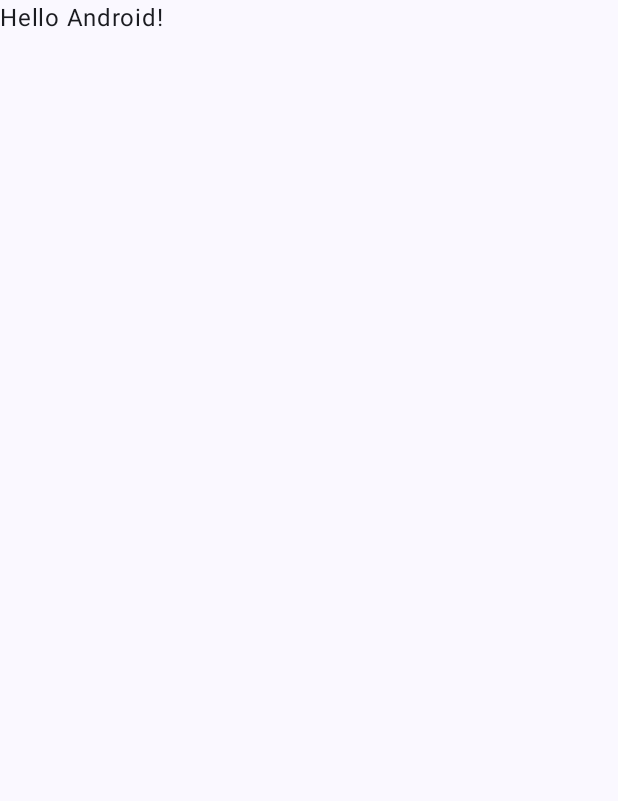
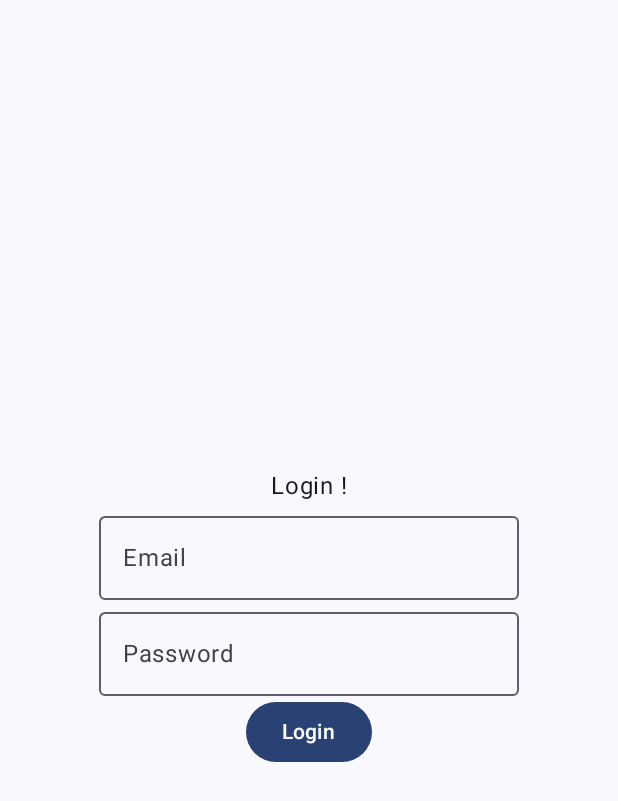
Before and after one commit to arthurmilner01/mobile-applications, an Android app built with Jetpack Compose: the screen it shows after launch (MainActivity), on a phone screen of 412 x 824 dp. Before the commit the part shown is almost empty. Shown: the top 801 px of the screen. Run offline under Robolectric (Android 15) with nearby library versions, the phone set to English and light mode, and no system bars.

Commit message:
Working on login functionality

```diff
--- a/FilmSwipe App/app/src/main/java/com/example/filmswipe/MainActivity.kt
+++ b/FilmSwipe App/app/src/main/java/com/example/filmswipe/MainActivity.kt
@@ -4,13 +4,27 @@ import android.os.Bundle
 import androidx.activity.ComponentActivity
 import androidx.activity.compose.setContent
 import androidx.activity.enableEdgeToEdge
+import androidx.compose.foundation.layout.Arrangement
+import androidx.compose.foundation.layout.Column
 import androidx.compose.foundation.layout.fillMaxSize
 import androidx.compose.foundation.layout.padding
+import androidx.compose.material3.Button
+import androidx.compose.material3.OutlinedTextField
 import androidx.compose.material3.Scaffold
 import androidx.compose.material3.Text
 import androidx.compose.runtime.Composable
+import androidx.compose.runtime.collectAsState
+import androidx.compose.runtime.getValue
+import androidx.compose.ui.Alignment
 import androidx.compose.ui.Modifier
+import androidx.compose.ui.res.stringResource
 import androidx.compose.ui.tooling.preview.Preview
+import androidx.lifecycle.viewmodel.compose.viewModel
+import androidx.navigation.NavController
+import androidx.navigation.compose.NavHost
+import androidx.navigation.compose.composable
+import androidx.navigation.compose.rememberNavController
+import com.example.filmswipe.model.AppViewModel
 import com.example.filmswipe.ui.theme.FilmSwipeTheme
 
 class MainActivity : ComponentActivity() {
@@ -20,10 +34,7 @@ class MainActivity : ComponentActivity() {
         setContent {
             FilmSwipeTheme {
                 Scaffold(modifier = Modifier.fillMaxSize()) { innerPadding ->
-                    Greeting(
-                        name = "Android",
-                        modifier = Modifier.padding(innerPadding)
-                    )
+                    AppNavigator(modifier = Modifier.padding(innerPadding))
                 }
             }
         }
@@ -31,17 +42,90 @@ class MainActivity : ComponentActivity() {
 }
 
 @Composable
-fun Greeting(name: String, modifier: Modifier = Modifier) {
-    Text(
-        text = "Hello $name!",
-        modifier = modifier
+fun AppNavigator(modifier:Modifier = Modifier){
+    val navController = rememberNavController()
+    NavHost(
+        navController = navController,
+        startDestination = "loginscreen"
+    ){
+        composable("loginscreen") { LoginScreen(navController) }
+        composable("homescreen") { HomeScreen(navController) }
+        composable("profilescreen") { ProfileScreen(navController) }
+    }
+}
+
+@Composable
+fun LoginScreen(navController:NavController, appViewModel:AppViewModel=viewModel(), modifier:Modifier=Modifier) {
+    val appUiState by appViewModel.uiState.collectAsState()
+
+    Column(
+        horizontalAlignment = Alignment.CenterHorizontally,
+        verticalArrangement = Arrangement.Center,
+        modifier = Modifier.fillMaxSize()
     )
+    {
+        Text(
+            text = "Login !",
+            modifier = modifier
+        )
+        OutlinedTextField(
+            value = appViewModel.emailInput,
+            onValueChange = { appViewModel.updateEmailInput(it) },
+            isError=appUiState.incorrectLogin,
+            label = { Text("Email") }
+        )
+        OutlinedTextField(
+            value = appViewModel.passwordInput,
+            onValueChange = { appViewModel.updatePasswordInput(it) },
+            isError=appUiState.incorrectLogin,
+            label = { Text("Password") }
+        )
+        Button(onClick = {
+            appViewModel.checkLoginDetails()
+            if(appUiState.isLoggedIn){
+            navController.navigate("homescreen")
+        }
+        }) {
+            Text("Login")
+        }
+    }
+}
+
+@Composable
+fun HomeScreen(navController:NavController, appViewModel:AppViewModel=viewModel(), modifier: Modifier=Modifier){
+    val appUiState by appViewModel.uiState.collectAsState()
+    Column(
+        horizontalAlignment = Alignment.CenterHorizontally,
+        verticalArrangement = Arrangement.Center,
+        modifier = Modifier.fillMaxSize()
+    ) {
+        Text(
+            text = stringResource(R.string.login_email, appUiState.loggedInEmail),
+            modifier = modifier
+        )
+    }
+}
+
+@Composable
+fun ProfileScreen(navController:NavController,appViewModel:AppViewModel=viewModel(), modifier: Modifier=Modifier){
+    val appUiState by appViewModel.uiState.collectAsState()
+
+    Column(
+        horizontalAlignment = Alignment.CenterHorizontally,
+        verticalArrangement = Arrangement.Center,
+        modifier = Modifier.fillMaxSize()
+    ) {
+        Text(
+            text = "Profile!",
+            modifier = modifier
+        )
+    }
 }
 
 @Preview(showBackground = true)
 @Composable
 fun GreetingPreview() {
     FilmSwipeTheme {
-        Greeting("Android")
+        AppNavigator()
     }
 }
--- /dev/null
+++ b/FilmSwipe App/app/src/main/java/com/example/filmswipe/model/AppUiState.kt
@@ -0,0 +1,7 @@
+package com.example.filmswipe.model
+
+data class AppUiState(
+    val incorrectLogin:Boolean = false,
+    val isLoggedIn:Boolean = false,
+    val loggedInEmail:String = ""
+)
--- a/FilmSwipe App/app/src/main/res/values/strings.xml
+++ b/FilmSwipe App/app/src/main/res/values/strings.xml
@@ -1,3 +1,4 @@
 <resources>
     <string name="app_name">FilmSwipe</string>
+    <string name="login_email">Currently Logged In: %s</string>
 </resources>
```
Also changed, not shown: FilmSwipe App/app/src/main/java/com/example/filmswipe/model/AppViewModel.kt (added, +50 -0 lines).
